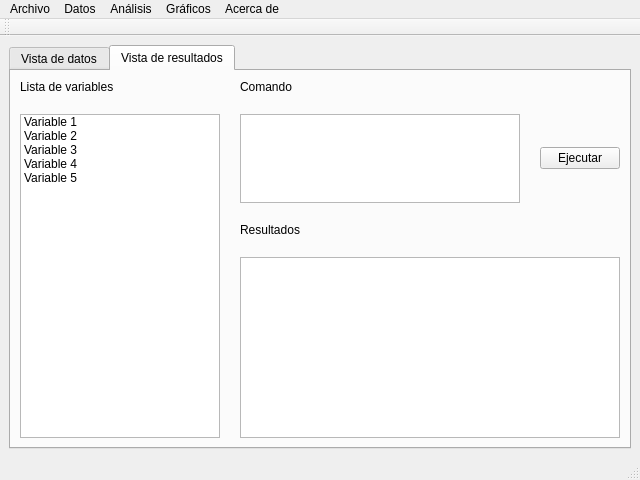
This is forms/mainwindow.ui in yerayrm/ULLRToolbox-Gui as Qt 5 draws it before an edit. The edited form follows.
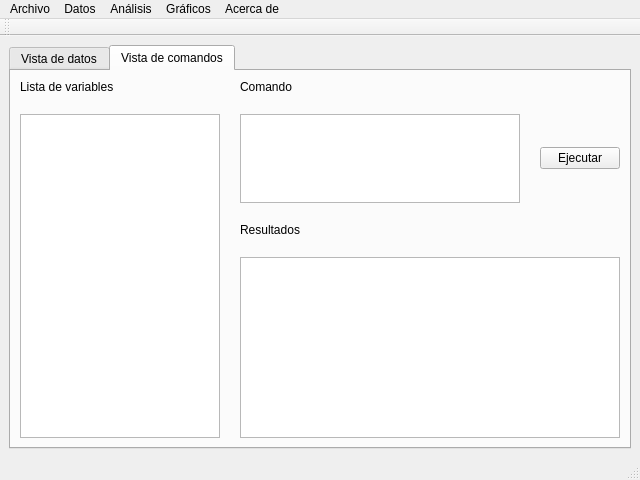
This is the edited form. The open tabs and pages were chosen to show the change.

Commit message: Poder visualizar varios archivos y la lista de variables

What changed in the file:
```diff
--- a/forms/mainwindow.ui
+++ b/forms/mainwindow.ui
@@ -42,7 +42,7 @@
       </widget>
       <widget class="QWidget" name="tab_resultados">
        <attribute name="title">
-        <string>Vista de resultados</string>
+        <string>Vista de comandos</string>
        </attribute>
        <layout class="QGridLayout" name="gridLayout_5">
         <item row="0" column="0">
@@ -61,31 +61,6 @@
               <height>16777215</height>
              </size>
             </property>
-            <item>
-             <property name="text">
-              <string>Variable 1</string>
-             </property>
-            </item>
-            <item>
-             <property name="text">
-              <string>Variable 2</string>
-             </property>
-            </item>
-            <item>
-             <property name="text">
-              <string>Variable 3</string>
-             </property>
-            </item>
-            <item>
-             <property name="text">
-              <string>Variable 4</string>
-             </property>
-            </item>
-            <item>
-             <property name="text">
-              <string>Variable 5</string>
-             </property>
-            </item>
            </widget>
           </item>
           <item row="3" column="1" colspan="2">
```
Left out of the diff: 39 changed lines with no effect on the pictures. The commit also changes 3 other files.
